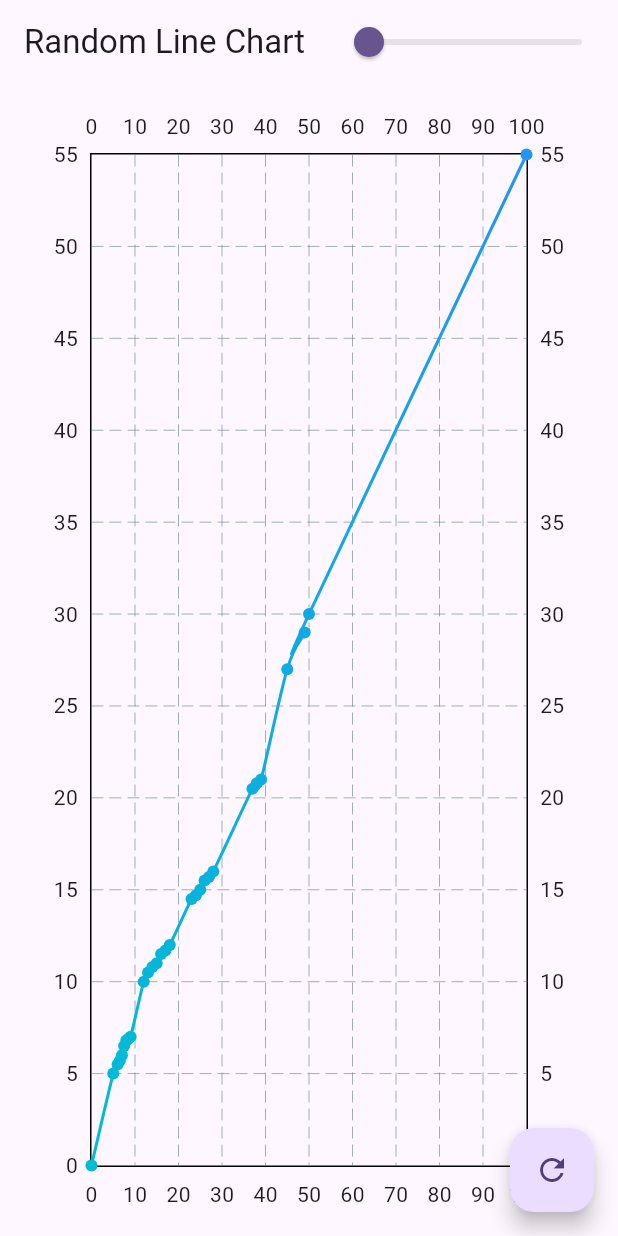
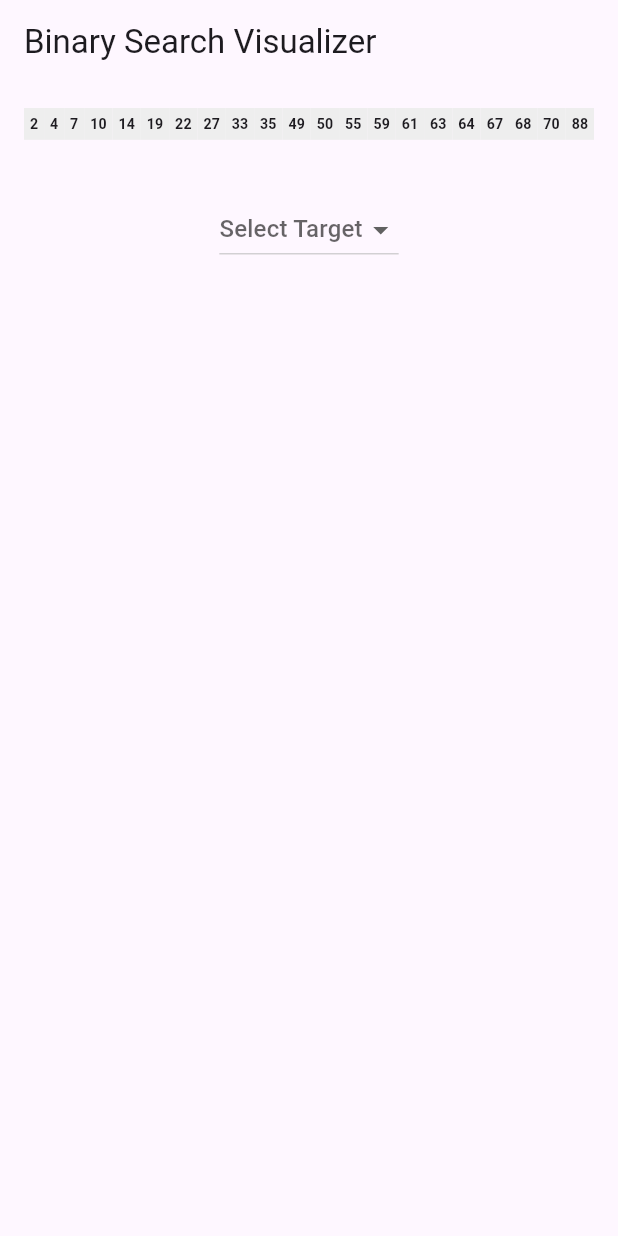
Before and after one commit to mahesh1071997/Ramer_Douglas_Peucker, a Flutter app: the screen it shows after launch, on a phone screen of 412 x 824 dp. Run offline on Flutter 3.47's test engine with Material 3 defaults, Android fonts, the phone set to English and light mode, and no system bars; drawn by our look-alikes of fl_chart; our stand-ins replace get.

Commit message:
add bianry algorthim visual in new folder

```diff
--- /dev/null
+++ b/lib/binary_search/binary_search_view.dart
@@ -0,0 +1,136 @@
+import 'package:flutter/material.dart';
+
+class BinarySearchScreen extends StatefulWidget {
+  @override
+  _BinarySearchScreenState createState() => _BinarySearchScreenState();
+}
+
+class _BinarySearchScreenState extends State<BinarySearchScreen> {
+  final List<int> sortedList = [2, 4, 7, 10, 14, 19, 22, 27, 33, 35, 49, 50,55,59,61,63,64,67,68,70,88];
+  List<String> steps = [];
+  int? low, high, mid; // Track the current low, high, and mid
+  bool isSearching = false;
+  int? selectedTarget;
+  void binarySearch(int target) async {
+    setState(() {
+      low = 0;
+      high = sortedList.length - 1;
+      steps.clear(); // Clear previous steps
+      isSearching = true;
+    });
+
+    while (low! <= high!) {
+      setState(() {
+        mid = (low! + (high! - low!) ~/ 2);
+        steps.add(
+            'Low: $low, High: $high, Mid: $mid, List[Mid]: ${sortedList[mid!]}');
+      });
+
+      // Simulate the delay for step-by-step visualization
+      await Future.delayed(Duration(seconds: 4));
+
+      if (sortedList[mid!] == target) {
+        setState(() {
+          steps.add('Target found at index: $mid');
+          isSearching = false;
+        });
+        return;
+      } else if (sortedList[mid!] < target) {
+        setState(() {
+          low = mid! + 1;
+        });
+      } else {
+        setState(() {
+          high = mid! - 1;
+        });
+      }
+    }
+
+    setState(() {
+      steps.add('Target not found');
+      isSearching = false;
+    });
+  }
+
+  @override
+  Widget build(BuildContext context) {
+    return Scaffold(
+      appBar: AppBar(title: Text('Binary Search Visualizer')),
+      body: Column(
+        children: [
+          // Display the array and highlight low, mid, high positions
+          Padding(
+            padding: const EdgeInsets.all(16.0),
+            child: FittedBox(
+              fit: BoxFit.scaleDown,
+              child: Row(
+                mainAxisAlignment: MainAxisAlignment.spaceEvenly,
+                children: List.generate(
+                  sortedList.length,
+                      (index) => Container(
+                    padding: EdgeInsets.all(10),
+                    color: index == low
+                        ? Colors.green
+                        : index == mid
+                        ? Colors.blue
+                        : index == high
+                        ? Colors.red
+                        : Colors.grey[200],
+                    child: Hero(
+                      tag: "data",
+                      child: Text(
+                        index == low
+                            ? "${sortedList[index]}\nLow"
+                            : index == mid
+                            ? "${sortedList[index]}\nMid"
+                            : index == high
+                            ? "${sortedList[index]}\nhigh"
+                            : sortedList[index].toString(),
+                        style: TextStyle(fontSize: 24, fontWeight: FontWeight.bold),
+                      ),
+                    ),
+                  ),
+                ),
+              ),
+            ),
+          ),
+          SizedBox(height: 20),
+          // Dropdown Button for selecting the target
+          DropdownButton<int>(
+            value: selectedTarget,
+            hint: Text('Select Target'),
+            items: sortedList.map((int value) {
+              return DropdownMenuItem<int>(
+                value: value,
+                child: Text(value.toString()),
+              );
+            }).toList(),
+            onChanged: isSearching
+                ? null
+                : (int? newValue) {
+              setState(() {
+                selectedTarget = newValue;
+              });
+              if (newValue != null) {
+                binarySearch(newValue);
+              }
+            },
+          ),
+          SizedBox(height: 20),
+          Expanded(
+            child: ListView.builder(
+              itemCount: steps.length,
+              itemBuilder: (context, index) {
+                return ListTile(
+                  title: Hero(
+                      tag: "data",
+                      child: Text(steps[index])),
+                );
+              },
+            ),
+          ),
+        ],
+      ),
+    );
+  }
+}
--- a/lib/main.dart
+++ b/lib/main.dart
@@ -1,5 +1,7 @@
 import 'package:flutter/material.dart';
 import 'package:rdp_algo/rdp_algoithem/line_chart_view.dart';
+
+import 'binary_search/binary_search_view.dart';
 
 void main() {
   runApp(const MyApp());
@@ -14,11 +16,15 @@ class MyApp extends StatelessWidget {
     return MaterialApp(
       title: 'Flutter Demo',
       theme: ThemeData(
-
         colorScheme: ColorScheme.fromSeed(seedColor: Colors.deepPurple),
         useMaterial3: true,
       ),
-      home: LineChartPage(),
+
+      /// this line comment for the RDP algorithm
+      // home: LineChartPage(),
+
+      /// below line is for the binary search
+      home: BinarySearchScreen(),
     );
   }
 }
```
